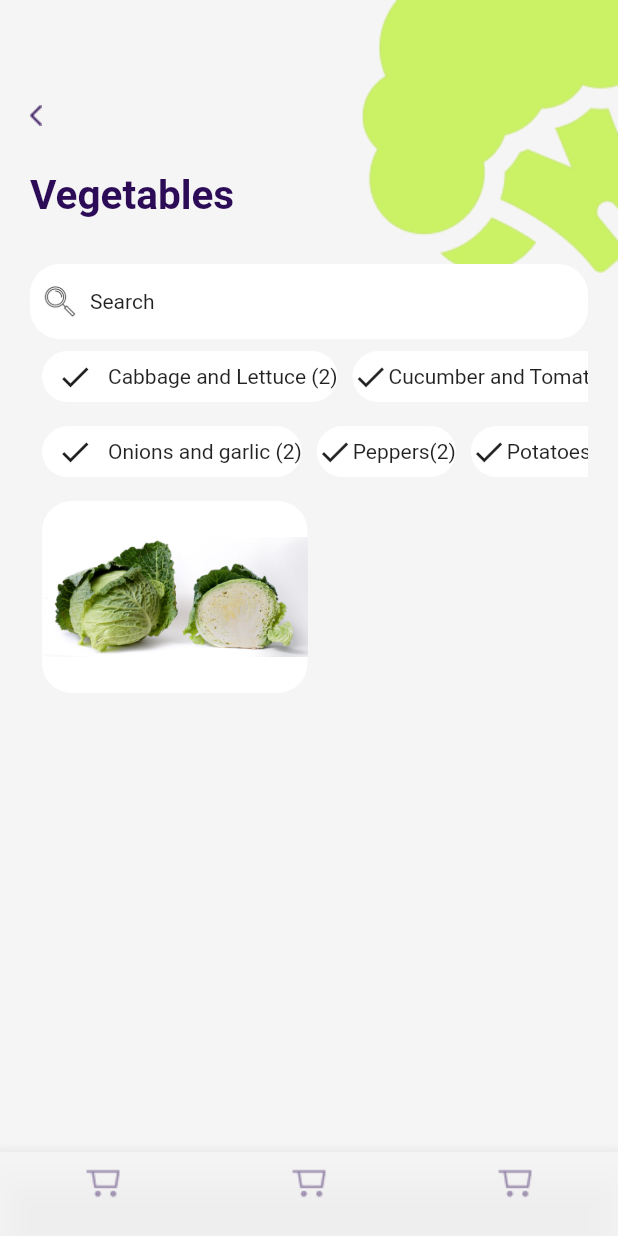
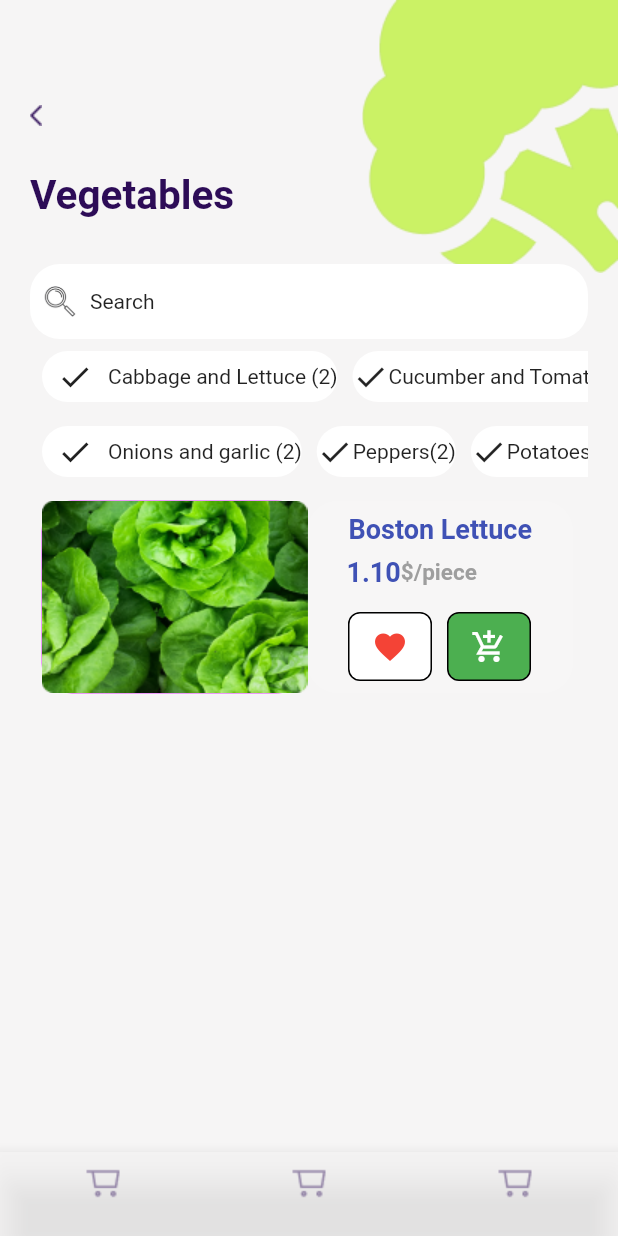
Before and after one commit to adarshhhr/pyramidtaskfinal, a Flutter app: the screen it shows after launch, on a phone screen of 412 x 824 dp. Run offline on Flutter 3.47's test engine with Material 2 defaults, Android fonts, the phone set to English and light mode, and no system bars.

Commit message:
first commit

```diff
--- a/lib/main.dart
+++ b/lib/main.dart
@@ -146,12 +146,12 @@ class MyApp extends StatelessWidget {
                       padding: const EdgeInsets.all(8),
                       scrollDirection: Axis.vertical,
                       children: <Widget>[
-                        Container(
-                          padding: const EdgeInsets.fromLTRB(0, 0, 0, 0),
-                          child: Row(
+                        Row(
                           children: [
                             Container(
                               decoration: BoxDecoration(
+                                border: Border.all(
+                                    color: Colors.purpleAccent, width: 0),
                                 color: Colors.white,
                                 borderRadius: BorderRadius.circular(20),
                               ),
@@ -160,19 +160,121 @@ class MyApp extends StatelessWidget {
                               child: Column(
                                 children: [
                                   Align(
-                                      alignment: Alignment
-                                          .center, // Align to the center
+                                    alignment: Alignment.center,
                                     child: Image.asset(
-                                        'images/Cabbage_and_cross_section_on_white.jpg',
-                                        width: 177, // Set the image width
-                                        height: 128, // Set the image height
+                                      'images/Boston.png',
+                                      width: 177,
+                                      height: 128,
+                                    ),
+                                  ),
+                                ],
+                              ),
+                            ),
+                            Container(
+                              decoration: BoxDecoration(
+                                color: Colors.white.withOpacity(0.1),
+                                borderRadius: BorderRadius.circular(20),
+                              ),
+                              width: 177,
+                              height: 128,
+                              child: Column(
+                                children: [
+                                  Padding(
+                                    padding: const EdgeInsets.fromLTRB(
+                                        12,
+                                        8,
+                                        12,
+                                        8), // Left, Top, Right, Bottom padding
+                                    child: Container(
+                                        child: const Text(
+                                      'Boston Lettuce',
+                                      style: TextStyle(
+                                          fontWeight: FontWeight.bold,
+                                          color: Colors.indigo,
+                                          fontSize: 18),
+                                    )),
+                                  ),
+                                  Padding(
+                                    padding:
+                                        const EdgeInsets.fromLTRB(26, 0, 12, 8),
+                                    child: Row(
+                                      children: [
+                                        Container(
+                                            child: const Text(
+                                          '1.10',
+                                          style: TextStyle(
+                                              fontWeight: FontWeight.bold,
+                                              color: Colors.indigo,
+                                              fontSize: 18),
+                                        )),
+                                        Container(
+                                            child: const Text(
+                                          '\$/piece',
+                                          style: TextStyle(
+                                              fontWeight: FontWeight.bold,
+                                              color: Colors.grey,
+                                              fontSize: 15),
+                                        )),
+                                      ],
+                                    ),
+                                  ),
+                                  Container(
+                                    // Child 3
+                                    child: Padding(
+                                      padding: const EdgeInsets.fromLTRB(
+                                          27, 8, 12, 8),
+                                      child: Row(
+                                        children: [
+                                          Padding(
+                                            padding: const EdgeInsets.only(
+                                                right: 10), // Add spacing here
+                                            child: Container(
+                                              decoration: BoxDecoration(
+                                                  color: Colors.white,
+                                                  borderRadius:
+                                                      BorderRadius.circular(8),
+                                                  border: Border.all(
+                                                      color: Colors.black,
+                                                      width: 1)),
+                                              padding:
+                                                  const EdgeInsets.fromLTRB(
+                                                      15, 10, 15, 10),
+                                              child: const Icon(
+                                                Icons.favorite,
+                                                color: Colors.red,
+                                                size: 24,
+                                              ),
+                                            ),
+                                          ),
+                                          Padding(
+                                            padding: const EdgeInsets.only(
+                                                right: 10), // Add spacing here
+                                            child: Container(
+                                              decoration: BoxDecoration(
+                                                  color: Colors.green,
+                                                  borderRadius:
+                                                      BorderRadius.circular(8),
+                                                  border: Border.all(
+                                                      color: Colors.black,
+                                                      width: 1)),
+                                              padding:
+                                                  const EdgeInsets.fromLTRB(
+                                                      15, 10, 15, 10),
+                                              child: const Icon(
+                                                Icons.add_shopping_cart_sharp,
+                                                color: Colors.white,
+                                                size: 24,
+                                              ),
+                                            ),
+                                          ),
+                                        ],
+                                      ),
                                     ),
                                   ),
                                 ],
                               ),
                             )
                           ],
-                          ),
                         ),
                       ],
                     ),
@@ -183,7 +285,7 @@ class MyApp extends StatelessWidget {
           ],
         ),
         bottomNavigationBar: BottomNavigationBar(
-          backgroundColor: const Color.fromRGBO(246, 245, 245, 0.9),
+          backgroundColor: const Color.fromRGBO(246, 245, 245, 0.7),
           items: <BottomNavigationBarItem>[
             BottomNavigationBarItem(
               icon: Image.asset('images/tab2,3.png'),
```
Also changed, not shown: images/Boston.png (added). Lines whose indentation alone changed are shown as unchanged.
